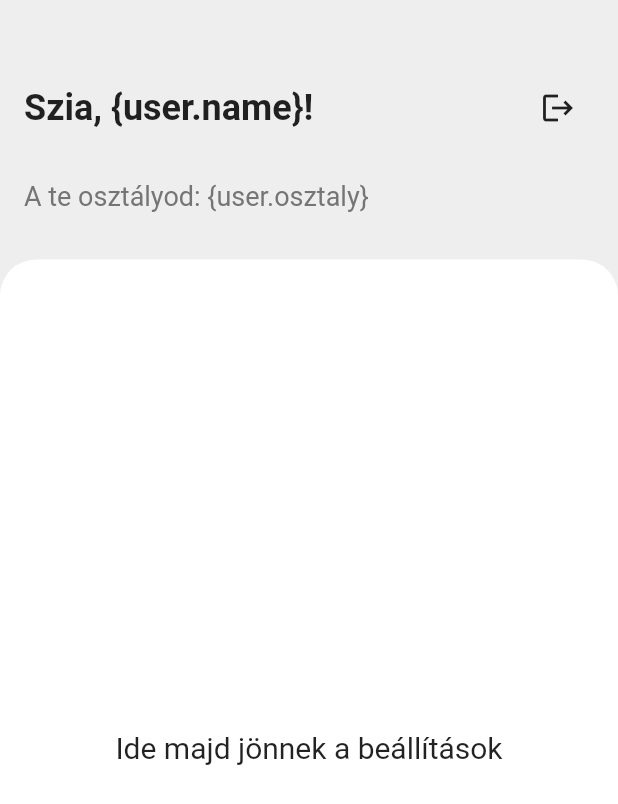
After one commit to Preisler25/petrik, a Flutter app: the ProfilePage screen opened directly, on a phone screen of 412 x 824 dp. The commit adds this screen. Shown: the top 804 px of the screen. Run offline on Flutter 3.47's test engine with Material 2 defaults, Android fonts, the phone set to English and light mode, and no system bars.

Commit message:
profilepagekellmajdfasza

```diff
--- a/lib/const/appConst.dart
+++ b/lib/const/appConst.dart
@@ -1,5 +1,5 @@
 class AppConstants {
-  static const String Base_URL = 'http://192.168.1.199:80';
+  static const String Base_URL = 'http://192.168.100.14:80/';
   static const String API_URL = '$Base_URL/api';
   static const String API_LOGIN = '$API_URL/login';
   static const String API_IKSZ = '$API_URL/iksz';
--- a/lib/pages/mainPage.dart
+++ b/lib/pages/mainPage.dart
@@ -1,4 +1,5 @@
 import 'package:flutter/material.dart';
+import 'package:petrik/pages/profilePage.dart';
 import 'package:petrik/util/user.dart';
 import 'package:petrik/pages/ikszPage.dart';
 import 'package:petrik/pages/newsPage.dart';
@@ -21,8 +22,6 @@ class MainPage extends StatefulWidget {
 
 class _MainState extends State<MainPage> {
   int _selectedIndex = 0;
-
-  //can you create a list of widgets here? and then use that list in the bottom navigation bar? but i need to use my User user to one of the pages constructor
 
   static final List<Widget> _widgetOptions = <Widget>[
     const Page1(),
@@ -111,7 +110,7 @@ class Page1 extends StatelessWidget {
 
   @override
   Widget build(BuildContext context) {
-    return const NewsPage();
+    return NewsPage();
   }
 }
 
@@ -129,7 +128,7 @@ class Page3 extends StatelessWidget {
 
   @override
   Widget build(BuildContext context) {
-    return const OrarendPage();
+    return OrarendPage();
   }
 }
 
@@ -138,7 +137,7 @@ class Page4 extends StatelessWidget {
 
   @override
   Widget build(BuildContext context) {
-    return const ChPage();
+    return ChPage();
   }
 }
 
@@ -147,6 +146,6 @@ class Page5 extends StatelessWidget {
 
   @override
   Widget build(BuildContext context) {
-    return const ChPage();
+    return ProfilePage();
   }
 }
--- /dev/null
+++ b/lib/pages/profilePage.dart
@@ -0,0 +1,67 @@
+import 'package:flutter/material.dart';
+import 'package:petrik/util/user.dart';
+
+class ProfilePage extends StatelessWidget {
+  const ProfilePage({Key? key}) : super(key: key);
+
+  void _handleLogout(BuildContext context) {
+    // Here implement the logic to log out the user
+    // For example, you could clear the user's session data, navigate
+    // back to the login page, etc.
+    Navigator.popUntil(context, ModalRoute.withName('/login'));
+  }
+
+  @override
+  Widget build(BuildContext context) {
+    return Scaffold(
+      backgroundColor: Colors.grey[200],
+      body: Column(
+        crossAxisAlignment: CrossAxisAlignment.start,
+        children: [
+          Padding(
+            padding: const EdgeInsets.only(top: 48.0, left: 16.0, right: 16.0),
+            child: Row(
+              mainAxisAlignment: MainAxisAlignment.spaceBetween,
+              children: [
+                Text(
+                  'Szia, {user.name}!',
+                  style: TextStyle(fontSize: 24.0, fontWeight: FontWeight.bold),
+                ),
+                IconButton(
+                  icon: Icon(Icons.logout),
+                  onPressed: () => _handleLogout(context),
+                ),
+              ],
+            ),
+          ),
+          SizedBox(height: 24.0),
+          Padding(
+            padding: const EdgeInsets.symmetric(horizontal: 16.0),
+            child: Text(
+              'A te osztályod: {user.osztaly}',
+              style: TextStyle(fontSize: 18.0, color: Colors.grey[600]),
+            ),
+          ),
+          Expanded(
+            child: Container(
+              margin: EdgeInsets.only(top: 32.0),
+              decoration: BoxDecoration(
+                color: Colors.white,
+                borderRadius: BorderRadius.only(
+                  topLeft: Radius.circular(24.0),
+                  topRight: Radius.circular(24.0),
+                ),
+              ),
+              child: Center(
+                child: Text(
+                  'Ide majd jönnek a beállítások',
+                  style: TextStyle(fontSize: 20.0),
+                ),
+              ),
+            ),
+          ),
+        ],
+      ),
+    );
+  }
+}
```
